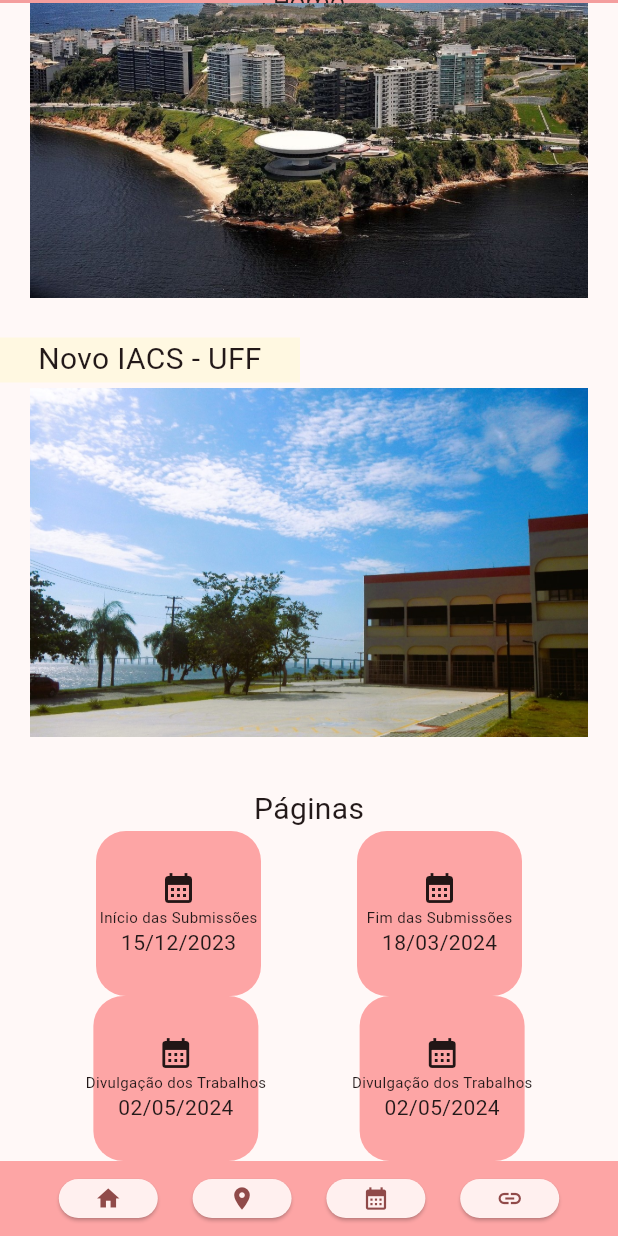
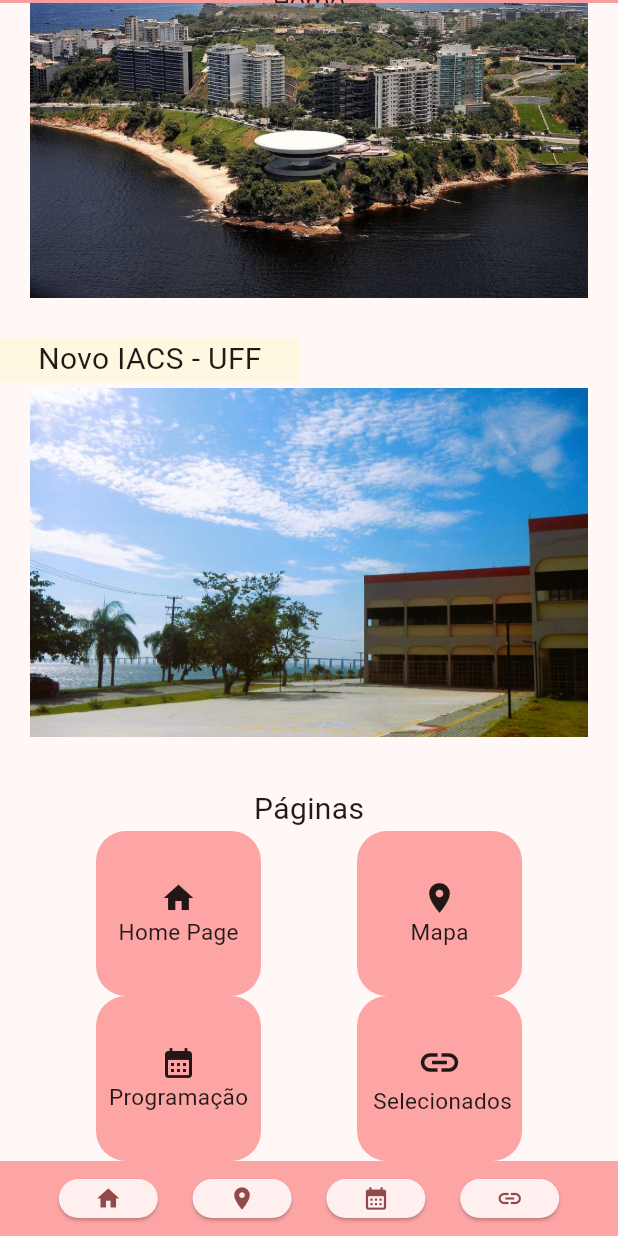
Before and after one commit to incubadora-araci/compos, a Flutter app: the screen it shows after launch, scrolled down 911 dp, on a phone screen of 412 x 824 dp. Run offline on Flutter 3.47's test engine with Material 3 defaults, Android fonts, the phone set to English and light mode, and no system bars; our stand-ins replace google_fonts, google_maps_flutter; missing offline and left inert: flutter_config.

Commit message:
Mudancas na UI/ Paleta de Cores/ Mudancas no mapa

```diff
--- a/lib/liked.dart
+++ b/lib/liked.dart
@@ -22,6 +22,5 @@ class Liked extends StatelessWidget {
         ),
         body: Center()
       );
-    //aaaa
   }
 }
--- a/lib/main.dart
+++ b/lib/main.dart
@@ -139,12 +139,11 @@ class _MyHomePageState extends State<MyHomePage> {
                   ),
                   Column(
                     children: [
-                      Icon(Icons.calendar_month),
+                      Icon(Icons.home),
                       Text(
-                        'Início das Submissões',
-                        style: TextStyle(fontSize: 10),
+                        'Home Page',
+                        style: TextStyle(fontSize: 15),
                       ),
-                      Text('15/12/2023'),
                     ],
                   ),
                 ],
@@ -162,12 +161,11 @@ class _MyHomePageState extends State<MyHomePage> {
                   ),
                   Column(
                     children: [
-                      Icon(Icons.calendar_month),
+                      Icon(Icons.location_on),
                       Text(
-                        'Fim das Submissões',
-                        style: TextStyle(fontSize: 10),
+                        'Mapa',
+                        style: TextStyle(fontSize: 15),
                       ),
-                      Text('18/03/2024'),
                     ],
                   ),
                 ],
@@ -191,10 +189,9 @@ class _MyHomePageState extends State<MyHomePage> {
                         children: [
                           Icon(Icons.calendar_month),
                           Text(
-                            'Divulgação dos Trabalhos',
-                            style: TextStyle(fontSize: 10),
+                            'Programação',
+                            style: TextStyle(fontSize: 15),
                           ),
-                          Text('02/05/2024'),
                         ],
                       ),
                     ],
@@ -212,12 +209,13 @@ class _MyHomePageState extends State<MyHomePage> {
                   ),
                   Column(
                     children: [
-                      Icon(Icons.calendar_month),
+                      Icon(Icons.link_outlined,
+                        size: 30,
+                      ),
                       Text(
-                        'Divulgação dos Trabalhos',
-                        style: TextStyle(fontSize: 10),
+                        ' Selecionados',
+                        style: TextStyle(fontSize: 15),
                       ),
-                      Text('02/05/2024'),
                     ],
                   ),
                 ],
--- a/pubspec.yaml
+++ b/pubspec.yaml
@@ -49,6 +49,7 @@ dev_dependencies:
   google_maps_flutter: ^2.6.1
   flutter_config: ^2.0.2
   google_fonts: ^6.2.0
+  location: ^6.0.2
 
 # For information on the generic Dart part of this file, see the
 # following page: https://dart.dev/tools/pub/pubspec
```
Also changed, not shown: lib/map.dart (+9 -2 lines), lib/assets/COMPOS_2024_Id-Visual_B.jpg (added), pubspec.lock, 1 other file.
